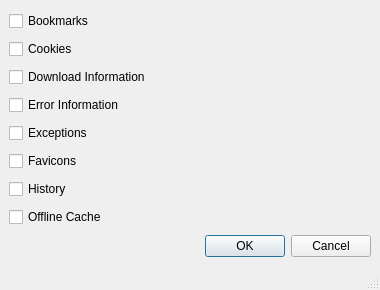
Before: the Qt Designer form Version 1.x/UI/clearContainersWindow.ui in textbrowser/dooble, drawn with Qt 5.
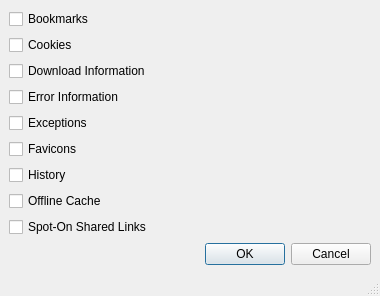
After: the same form once the commit is applied.

Commit message: Allow removal of Spot-On shared links.

Patch:
```diff
--- a/Version 1.x/UI/clearContainersWindow.ui
+++ b/Version 1.x/UI/clearContainersWindow.ui
@@ -7,7 +7,7 @@
     <x>0</x>
     <y>0</y>
     <width>380</width>
-    <height>290</height>
+    <height>291</height>
    </rect>
   </property>
   <property name="windowTitle">
@@ -71,6 +71,13 @@
       </property>
      </widget>
     </item>
+    <item>
+     <widget class="QCheckBox" name="spotonCheckBox">
+      <property name="text">
+       <string>Spot-On Shared Links</string>
+      </property>
+     </widget>
+    </item>
     <item>
      <widget class="QDialogButtonBox" name="buttonBox">
       <property name="standardButtons">
```
Left out of the diff: 1 changed line with no effect on the pictures. The commit also changes 11 other files.
